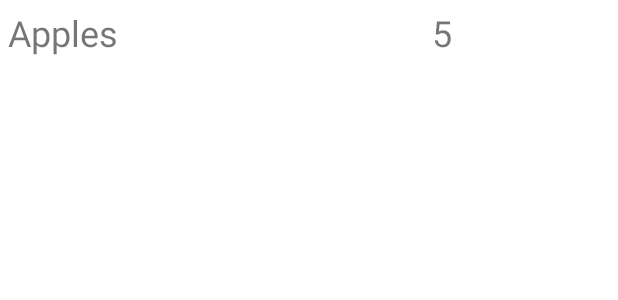
After one commit to ecs198f/Room-Database-Demo, an Android app: the layout shopping_items_row.xml on its own in the app's theme, with its tools: preview values and no code run, on a phone screen of 412 x 824 dp. The commit adds this screen. Shown: the top 300 px of the screen. Run offline under Robolectric (Android 15) with nearby library versions, the phone set to English and light mode, and no system bars.

Commit message:
Second Part

```diff
--- a/app/src/main/res/layout/fragment_add.xml
+++ b/app/src/main/res/layout/fragment_add.xml
@@ -4,6 +4,7 @@
     xmlns:tools="http://schemas.android.com/tools"
     android:layout_width="match_parent"
     android:layout_height="match_parent"
+
     tools:context=".AddFragment">
 
     <EditText
--- a/app/src/main/res/layout/fragment_list.xml
+++ b/app/src/main/res/layout/fragment_list.xml
@@ -9,6 +9,7 @@
     <!-- TODO: Update blank fragment layout -->
 
     <androidx.recyclerview.widget.RecyclerView
+        android:id="@+id/recyclerview"
         android:layout_width="match_parent"
         android:layout_height="match_parent"
         app:layout_constraintBottom_toBottomOf="parent"
--- /dev/null
+++ b/app/src/main/res/layout/shopping_items_row.xml
@@ -0,0 +1,23 @@
+<?xml version="1.0" encoding="utf-8"?>
+<LinearLayout
+    xmlns:android="http://schemas.android.com/apk/res/android"
+    android:layout_width="match_parent"
+    android:layout_height="wrap_content"
+    android:padding="5dp">
+
+    <TextView
+        android:id="@+id/item_txt"
+        android:layout_width="wrap_content"
+        android:layout_height="wrap_content"
+        android:layout_weight="10"
+        android:text="Apples"
+        android:textSize="24sp" />
+
+    <TextView
+        android:id="@+id/price_txt"
+        android:layout_width="wrap_content"
+        android:layout_height="wrap_content"
+        android:layout_weight="5"
+        android:text="5"
+        android:textSize="24sp" />
+</LinearLayout>
--- a/app/src/main/res/navigation/shop_nav.xml
+++ b/app/src/main/res/navigation/shop_nav.xml
@@ -8,7 +8,7 @@
     <fragment
         android:id="@+id/listFragment"
         android:name="com.example.shoppingappdemo.ListFragment"
-        android:label="fragment_list"
+        android:label="Shopping List"
         tools:layout="@layout/fragment_list" >
         <action
             android:id="@+id/action_listFragment_to_addFragment"
@@ -17,7 +17,7 @@
     <fragment
         android:id="@+id/addFragment"
         android:name="com.example.shoppingappdemo.AddFragment"
-        android:label="fragment_add"
+        android:label="Add to Cart"
         tools:layout="@layout/fragment_add" >
         <action
             android:id="@+id/action_addFragment_to_listFragment"
```
Also changed, not shown: app/src/main/java/com/example/shoppingappdemo/AddFragment.kt (+36 -1 lines), app/src/main/java/com/example/shoppingappdemo/ListFragment.kt (+20 -0 lines), app/src/main/java/com/example/shoppingappdemo/MainActivity.kt (+9 -0 lines), app/src/main/java/com/example/shoppingappdemo/ShoppingListAdapter.kt (added, +36 -0 lines).
